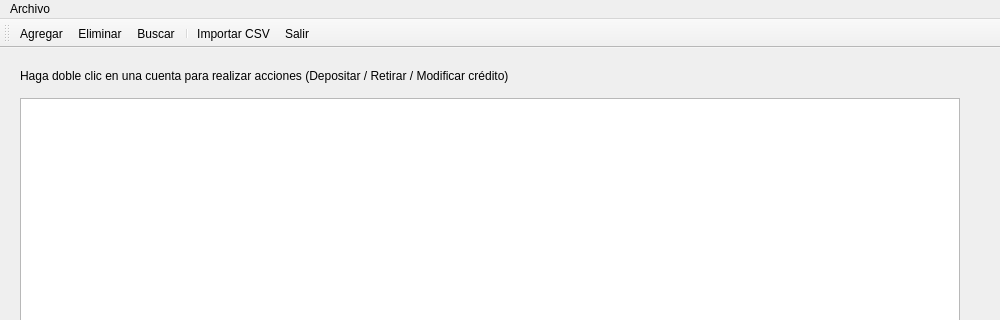
Above: pktCuentasUI/mwVentana.ui from Daleth50/MSC25_ACT_341 before the change; both pictures show x 0 to 1000 and y 0 to 320 of the 1000 by 700 pixel window. Below: the same form after it.
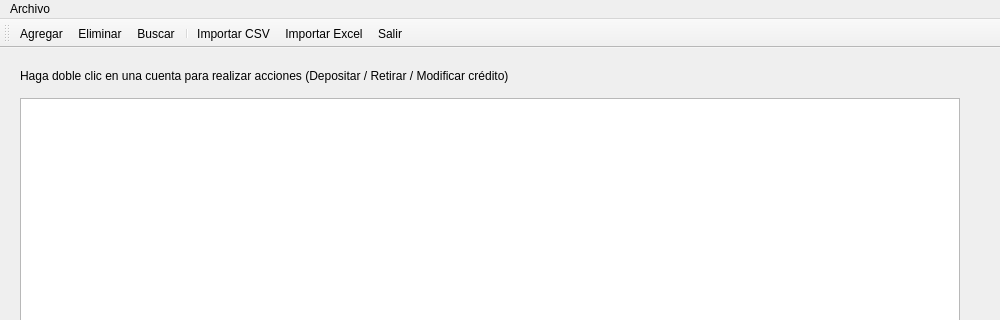
That is the form after the change. Icons and pictures are not drawn.

Commit message: add option to import xslx

```diff
--- a/pktCuentasUI/mwVentana.ui
+++ b/pktCuentasUI/mwVentana.ui
@@ -126,6 +126,7 @@
             <addaction name="action_search"/>
             <addaction name="separator"/>
             <addaction name="action_import_csv"/>
+            <addaction name="action_import_xlsx"/>
             <addaction name="action_exit"/>
         </widget>
         <action name="action_exit">
@@ -221,6 +222,16 @@
                 <string>Importar CSV</string>
             </property>
         </action>
+        <action name="action_import_xlsx">
+            <property name="icon">
+                <iconset>
+                    <normaloff>../Iconos/xlsx.png</normaloff>../Iconos/xlsx.png
+                </iconset>
+            </property>
+            <property name="text">
+                <string>Importar Excel</string>
+            </property>
+        </action>
     </widget>
     <resources/>
     <connections/>
```
Left out of the diff: 3 changed lines with no effect on the pictures. The commit also changes 7 other files.
